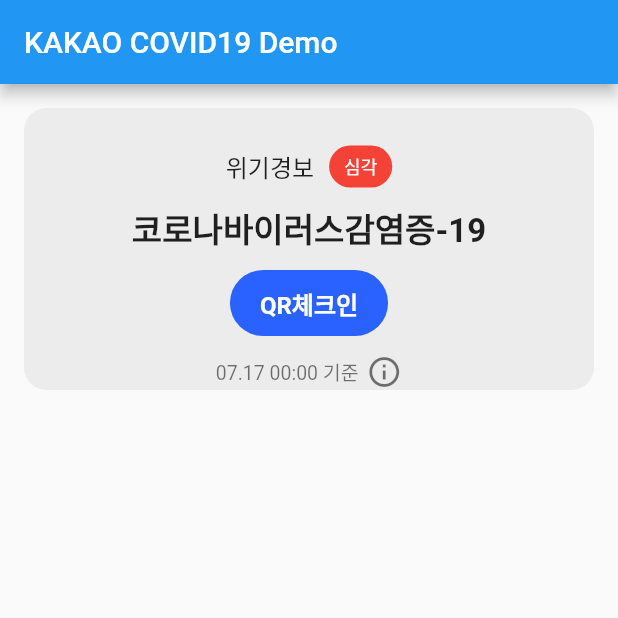
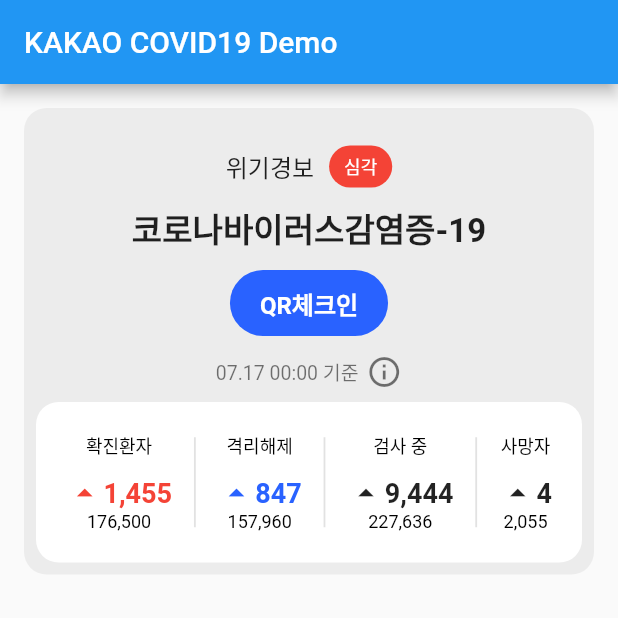
Before and after one commit to any1ok/kakao_covid_clone, a Flutter app: the screen it shows after launch, on a phone screen of 412 x 824 dp, the top half of it. Run offline on Flutter 3.47's test engine with Material 2 defaults, Android fonts, the phone set to English and light mode, and no system bars.

Commit message:
covid class

```diff
--- a/lib/main.dart
+++ b/lib/main.dart
@@ -108,6 +108,61 @@ class _MyCovid19PageState extends State<MyCovid19Page> {
                     Icon(Icons.info_outline, color: Colors.black54),
                   ],
                 ),
+                Padding(
+                  padding: const EdgeInsets.all(8.0),
+                  child: Container(
+                    decoration: BoxDecoration(
+                        color: Colors.white,
+                        borderRadius: BorderRadius.all(
+                          Radius.circular(15.0),
+                        )),
+                    padding: EdgeInsets.symmetric(horizontal: 16, vertical: 20),
+                    child: Row(
+                      mainAxisAlignment: MainAxisAlignment.spaceBetween,
+                      children: [
+                        CovidInfo(
+                          infoName: "확진환자",
+                          infoNumber: "1,455",
+                          infoTutal: "176,500",
+                          infocolor: Colors.red,
+                        ),
+                        Container(
+                          height: 60,
+                          width: 1.2,
+                          color: Colors.grey.withOpacity(0.3),
+                        ),
+                        CovidInfo(
+                          infoName: "격리해제",
+                          infoNumber: "847",
+                          infoTutal: "157,960",
+                          infocolor: Colors.blueAccent[700],
+                        ),
+                        Container(
+                          height: 60,
+                          width: 1.2,
+                          color: Colors.grey.withOpacity(0.3),
+                        ),
+                        CovidInfo(
+                          infoName: "검사 중",
+                          infoNumber: "9,444",
+                          infoTutal: "227,636",
+                          infocolor: Colors.black87,
+                        ),
+                        Container(
+                          height: 60,
+                          width: 1.2,
+                          color: Colors.grey.withOpacity(0.3),
+                        ),
+                        CovidInfo(
+                          infoName: "사망자",
+                          infoNumber: "4",
+                          infoTutal: "2,055",
+                          infocolor: Colors.black87,
+                        ),
+                      ],
+                    ),
+                  ),
+                )
               ],
             ),
           ),
@@ -116,3 +171,60 @@ class _MyCovid19PageState extends State<MyCovid19Page> {
     );
   }
 }
+
+
+
+class CovidInfo extends StatelessWidget {
+  const CovidInfo({
+    @required this.infoName,
+    @required this.infoNumber,
+    @required this.infoTutal,
+    @required this.infocolor,
+  });
+
+  final String? infoName;
+  final String? infoNumber;
+  final String? infoTutal;
+  final Color? infocolor;
+
+  @override
+  Widget build(BuildContext context) {
+    return Container(
+      margin: const EdgeInsets.symmetric(horizontal: 4.0),
+      //padding: const EdgeInsets.symmetric(horizontal: 8.0),
+      child: Column(
+        mainAxisAlignment: MainAxisAlignment.center,
+        children: [
+          Text("$infoName",
+              style: TextStyle(
+                color: Colors.black,
+                fontSize: 12,
+              )),
+          SizedBox(
+            height: 10,
+          ),
+          Row(
+            //mainAxisAlignment: MainAxisAlignment.spaceAround,
+            children: [
+              Icon(Icons.arrow_drop_up, color: infocolor, size: 25),
+              Text(
+                "$infoNumber",
+                style: TextStyle(
+                    color: infocolor,
+                    fontSize: 18,
+                    fontWeight: FontWeight.bold),
+              ),
+            ],
+          ),
+          Text(
+            "$infoTutal",
+            style: TextStyle(
+              color: Colors.black,
+              fontSize: 12,
+            ),
+          )
+        ],
+      ),
+    );
+  }
+}
```
